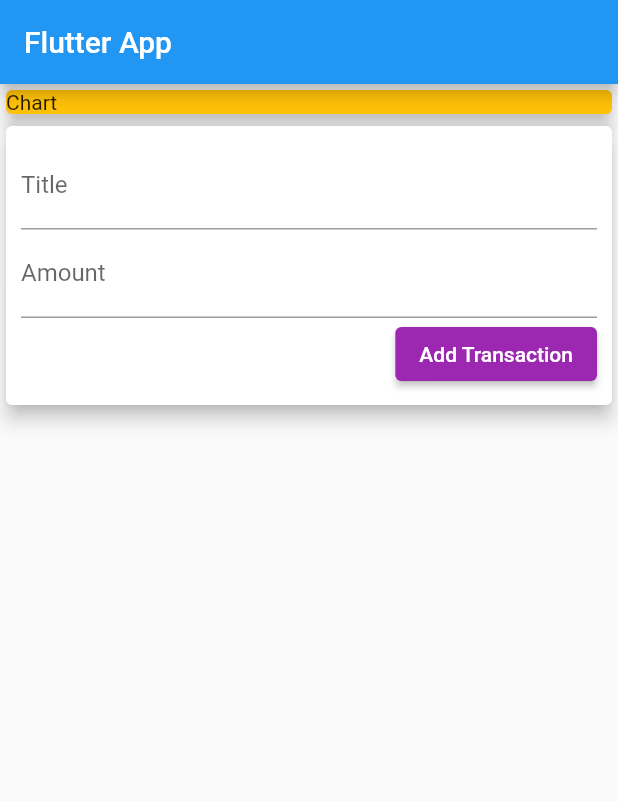
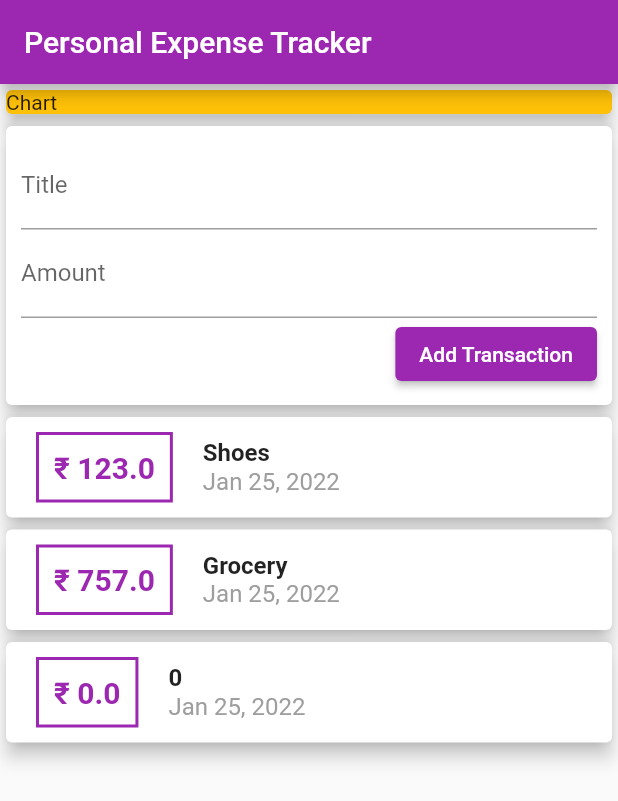
Before and after one commit to Sharan-121/Personal-Expense-Tracker, a Flutter app: the screen it shows after launch, after a tap on "Add Transaction", on a phone screen of 412 x 824 dp. Shown: the top 801 px of the screen. Run offline on Flutter 3.47's test engine with Material 2 defaults, Android fonts, the phone set to English and light mode, and no system bars.

Commit message:
Added custom widget to add transaction

```diff
--- a/lib/main.dart
+++ b/lib/main.dart
@@ -1,8 +1,7 @@
 // ignore_for_file: prefer_const_constructors, prefer_const_literals_to_create_immutables, use_key_in_widget_constructors
 
 import 'package:flutter/material.dart';
-import './transaction.dart';
-import 'package:intl/intl.dart';
+import 'package:personal_expense_tracker/widgets/create_transaction.dart';
 
 void main() {
   runApp(MyApp());
@@ -19,25 +18,6 @@
 }
 
 class MyHomePage extends StatelessWidget {
-  String? titleInput;
-  String? costInput;
-
-
-
-  final List<transaction> transList = [
-    transaction(
-      id: "t1",
-      title: "Shoes",
-      cost: 123,
-      date: DateTime.now(),
-    ),
-    transaction(
-      id: "t2",
-      title: "Grocery",
-      cost: 757,
-      date: DateTime.now(),
-    ),
-  ];
   @override
   Widget build(BuildContext context) {
     return MaterialApp(
@@ -46,7 +26,8 @@
       ),
       home: Scaffold(
           appBar: AppBar(
-            title: Text('Flutter App'),
+            title: Text('Personal Expense Tracker'),
+            backgroundColor: Colors.purple,
           ),
           body: Column(
             mainAxisAlignment: MainAxisAlignment.start,
@@ -62,86 +43,7 @@
                   color: Colors.amber,
                 ),
               ),
-              Card(
-                elevation: 5,
-                child: Container(
-                  padding: EdgeInsets.all(10),
-                  child: Column(
-                    crossAxisAlignment: CrossAxisAlignment.end,
-                    children: <Widget>[
-                      TextField(
-                        decoration: InputDecoration(labelText: "Title"),
-                        onChanged: (value) {
-                          titleInput = value;
-                        },
-                      ),
-                      TextField(
-                        decoration: InputDecoration(labelText: "Amount"),
-                        onChanged: (value) {
-                          costInput = value;
-                        },
-                      ),
-                      ElevatedButton(
-                        onPressed: () {
-                          print(titleInput);
-                          print(costInput);
-                        },
-                        style: ButtonStyle(
-                          foregroundColor:
-                              MaterialStateProperty.all(Colors.white),
-                          backgroundColor:
-                              MaterialStateProperty.all(Colors.purple),
-                        ),
-                        child: Text("Add Transaction"),
-                      )
-                    ],
-                  ),
-                ),
-              ),
-              Column(
-                children: transList.map((tx) {
-                  return Card(
-                      elevation: 5,
-                      child: Row(
-                        children: <Widget>[
-                          Container(
-                            padding: EdgeInsets.all(10),
-                            margin: EdgeInsets.symmetric(
-                                vertical: 10, horizontal: 20),
-                            decoration: BoxDecoration(
-                              border: Border.all(
-                                color: Colors.purple,
-                                width: 2,
-                              ),
-                            ),
-                            child: Text(
-                              '\₹ ${tx.cost}',
-                              style: TextStyle(
-                                fontWeight: FontWeight.bold,
-                                fontSize: 20,
-                                color: Colors.purple,
-                              ),
-                            ),
-                          ),
-                          Column(
-                            crossAxisAlignment: CrossAxisAlignment.start,
-                            children: <Widget>[
-                              Text(
-                                tx.title,
-                                style: TextStyle(
-                                    fontSize: 16, fontWeight: FontWeight.bold),
-                              ),
-                              Text(
-                                DateFormat.yMMMd().format(tx.date),
-                                style:
-                                    TextStyle(color: Colors.grey, fontSize: 16),
-                              )
-                            ],
-                          )
-                        ],
-                      ));
-                }).toList(),
-              ),
+              CreateTransaction(),
             ],
           )),
     );
--- /dev/null
+++ b/lib/widgets/create_transaction.dart
@@ -0,0 +1,47 @@
+import 'package:flutter/material.dart';
+import '../models/transaction.dart';
+import './transaction_input.dart';
+import './transactions_list.dart';
+
+class CreateTransaction extends StatefulWidget {
+  @override
+  _CreateTransactionState createState() => _CreateTransactionState();
+}
+
+class _CreateTransactionState extends State<CreateTransaction> {
+  final List<transaction> _transList = [
+    transaction(
+      id: "t1",
+      title: "Shoes",
+      cost: 123,
+      date: DateTime.now(),
+    ),
+    transaction(
+      id: "t2",
+      title: "Grocery",
+      cost: 757,
+      date: DateTime.now(),
+    ),
+  ];
+
+  void _addNewTransaction(String? title, double amount) {
+    final newTx = transaction(
+        id: DateTime.now().toString(),
+        title: title ?? "Title",
+        cost: amount,
+        date: DateTime.now());
+    setState(() {
+      _transList.add(newTx);
+    });
+  }
+
+  @override
+  Widget build(BuildContext context) {
+    return Column(
+      children: <Widget>[
+        TransInput(_addNewTransaction),
+        TransList(_transList),
+      ],
+    );
+  }
+}
--- /dev/null
+++ b/lib/widgets/transaction_input.dart
@@ -0,0 +1,52 @@
+import 'package:flutter/material.dart';
+
+class TransInput extends StatelessWidget {
+  String? titleInput;
+  String? costInput;
+  final Function _addNewTransaction;
+
+  String checkNull(String? st) {
+    if (st != null) {
+      return st;
+    }
+    return "0";
+  }
+
+  TransInput(this._addNewTransaction);
+
+  @override
+  Widget build(BuildContext context) {
+    return Card(
+      elevation: 5,
+      child: Container(
+        padding: EdgeInsets.all(10),
+        child: Column(
+          crossAxisAlignment: CrossAxisAlignment.end,
+          children: <Widget>[
+            TextField(
+              decoration: InputDecoration(labelText: "Title"),
+              onChanged: (value) {
+                titleInput = value;
+              },
+            ),
+            TextField(
+              decoration: InputDecoration(labelText: "Amount"),
+              onChanged: (value) {
+                costInput = value;
+              },
+            ),
+            ElevatedButton(
+              onPressed: () => _addNewTransaction(
+                  (checkNull(titleInput)), double.parse(checkNull(costInput))),
+              style: ButtonStyle(
+                foregroundColor: MaterialStateProperty.all(Colors.white),
+                backgroundColor: MaterialStateProperty.all(Colors.purple),
+              ),
+              child: Text("Add Transaction"),
+            )
+          ],
+        ),
+      ),
+    );
+  }
+}
--- /dev/null
+++ b/lib/widgets/transactions_list.dart
@@ -0,0 +1,55 @@
+import 'package:flutter/material.dart';
+import 'package:personal_expense_tracker/models/transaction.dart';
+import 'package:intl/intl.dart';
+
+class TransList extends StatelessWidget {
+  late List<transaction> transList;
+
+  TransList(this.transList);
+
+  @override
+  Widget build(BuildContext context) {
+    return Column(
+      children: transList.map((tx) {
+        return Card(
+            elevation: 5,
+            child: Row(
+              children: <Widget>[
+                Container(
+                  padding: EdgeInsets.all(10),
+                  margin: EdgeInsets.symmetric(vertical: 10, horizontal: 20),
+                  decoration: BoxDecoration(
+                    border: Border.all(
+                      color: Colors.purple,
+                      width: 2,
+                    ),
+                  ),
+                  child: Text(
+                    '\₹ ${tx.cost}',
+                    style: TextStyle(
+                      fontWeight: FontWeight.bold,
+                      fontSize: 20,
+                      color: Colors.purple,
+                    ),
+                  ),
+                ),
+                Column(
+                  crossAxisAlignment: CrossAxisAlignment.start,
+                  children: <Widget>[
+                    Text(
+                      tx.title,
+                      style:
+                          TextStyle(fontSize: 16, fontWeight: FontWeight.bold),
+                    ),
+                    Text(
+                      DateFormat.yMMMd().format(tx.date),
+                      style: TextStyle(color: Colors.grey, fontSize: 16),
+                    )
+                  ],
+                )
+              ],
+            ));
+      }).toList(),
+    );
+  }
+}
```
